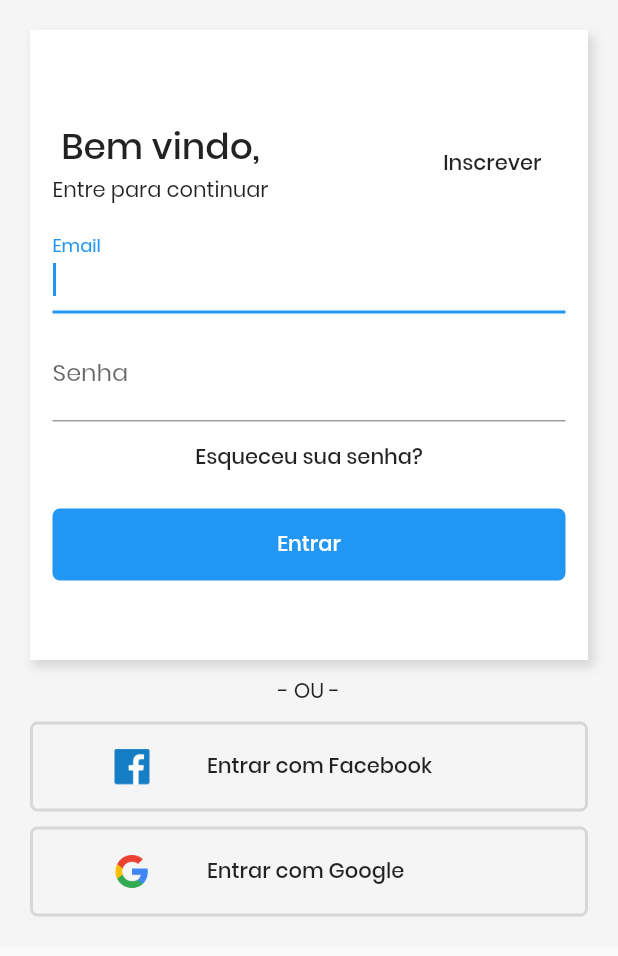
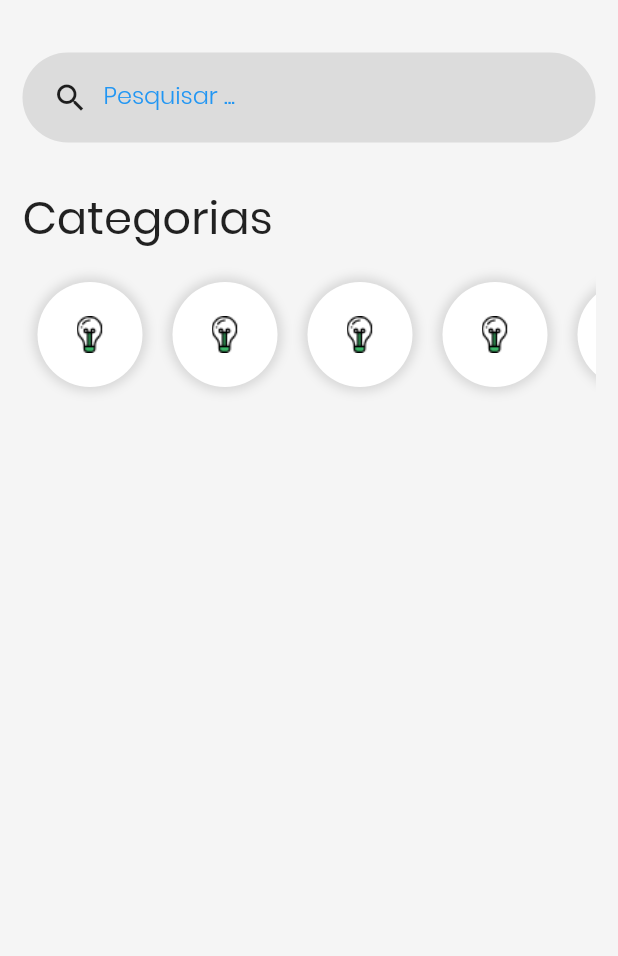
Before and after one commit to MagnoSantos/marketplace-flutter, a Flutter app: the screen it shows after launch, after a tap on "Entrar", on a phone screen of 412 x 824 dp. Shown: the top 956 px of the screen. Run offline on Flutter 3.47's test engine with Material 2 defaults, Android fonts, the phone set to English and light mode, and no system bars.

Commit message:
Altera tela de login e home page

```diff
--- a/marketplace/lib/main.dart
+++ b/marketplace/lib/main.dart
@@ -1,5 +1,5 @@
 import 'package:flutter/material.dart';
-import 'package:marketplace/pages/inscrever.page.dart';
+import 'package:marketplace/pages/home.page.dart';
 import 'package:marketplace/pages/login.page.dart';
 import 'package:marketplace/styles.dart';
 
--- /dev/null
+++ b/marketplace/lib/pages/home.page.dart
@@ -0,0 +1,125 @@
+import 'package:flutter/material.dart';
+
+class PaginaPrincipal extends StatelessWidget {
+  @override
+  Widget build(BuildContext context) {
+    return SafeArea(
+      child: Scaffold(
+        body: Container(
+          padding: EdgeInsets.all(15),
+          color: Color(0xFFF5F5F5F5),
+          child: Column(
+            crossAxisAlignment: CrossAxisAlignment.stretch,
+            children: <Widget>[
+              SizedBox(
+                height: 20,
+              ),
+              pesquisa(),
+              SizedBox(
+                height: 28,
+              ),
+              Text(
+                "Categorias",
+                style: TextStyle(
+                  fontSize: 30,
+                  fontWeight: FontWeight.w400,
+                ),
+              ),
+              SizedBox(
+                height: 10,
+              ),
+              Container(
+                height: 90,
+                child: listaCategorias(),
+              ),
+            ],
+          ),
+        ),
+      ),
+    );
+  }
+
+  Widget pesquisa() {
+    return Container(
+      height: 60,
+      padding: EdgeInsets.only(
+        left: 20,
+      ),
+      decoration: BoxDecoration(
+        color: Colors.black.withOpacity(0.1),
+        borderRadius: BorderRadius.all(
+          Radius.circular(128),
+        ),
+      ),
+      child: Row(
+        children: <Widget>[
+          Icon(Icons.search),
+          Container(
+            width: 300,
+            padding: EdgeInsets.only(
+              left: 10,
+            ),
+            child: TextFormField(
+              keyboardType: TextInputType.text,
+              decoration: InputDecoration(
+                border: InputBorder.none,
+                labelText: "Pesquisar ...",
+                labelStyle: TextStyle(
+                  color: Colors.blue,
+                  fontWeight: FontWeight.w300,
+                  fontSize: 16,
+                ),
+              ),
+              style: TextStyle(
+                color: Colors.blue,
+              ),
+            ),
+          ),
+        ],
+      ),
+    );
+  }
+
+  Widget listaCategorias() {
+    return Container(
+      child: ListView(
+        scrollDirection: Axis.horizontal,
+        children: <Widget>[
+          itemCategoria(),
+          itemCategoria(),
+          itemCategoria(),
+          itemCategoria(),
+          itemCategoria(),
+        ],
+      ),
+    );
+  }
+
+  Widget itemCategoria() {
+    return Container(
+      width: 70,
+      height: 70,
+      margin: EdgeInsets.all(10),
+      padding: EdgeInsets.all(10),
+      decoration: BoxDecoration(
+        color: Colors.white,
+        boxShadow: [
+          new BoxShadow(
+            color: Colors.black12,
+            blurRadius: 5,
+            spreadRadius: 3,
+          ),
+        ],
+        borderRadius: BorderRadius.all(
+          Radius.circular(64),
+        ),
+      ),
+      child: FlatButton(
+        onPressed: () {},
+        child: Image.asset(
+          "assets/Icon_Devices.png",
+        ),
+      ),
+    );
+  }
+}
--- a/marketplace/lib/pages/login.page.dart
+++ b/marketplace/lib/pages/login.page.dart
@@ -1,4 +1,5 @@
 import 'package:flutter/material.dart';
+import 'package:marketplace/pages/home.page.dart';
 import 'package:marketplace/pages/inscrever.page.dart';
 
 class LoginPage extends StatelessWidget {
@@ -65,30 +66,22 @@ class LoginPage extends StatelessWidget {
                         SizedBox(
                           height: 10,
                         ),
-                        TextFormField(
-                          autofocus: true,
+                        TextField(
                           keyboardType: TextInputType.emailAddress,
                           decoration: InputDecoration(
-                            labelText: "Email",
-                            labelStyle: TextStyle(
-                              fontWeight: FontWeight.w400,
-                              fontSize: 16,
-                            ),
+                            icon: Icon(Icons.email),
+                            hintText: "E-mail",
                           ),
                         ),
                         SizedBox(
                           height: 10,
                         ),
-                        TextFormField(
-                          autofocus: true,
-                          keyboardType: TextInputType.text,
+                        TextField(
+                          keyboardType: TextInputType.emailAddress,
                           obscureText: true,
                           decoration: InputDecoration(
-                            labelText: "Senha",
-                            labelStyle: TextStyle(
-                              fontWeight: FontWeight.w400,
-                              fontSize: 16,
-                            ),
+                            icon: Icon(Icons.lock),
+                            hintText: "Senha",
                           ),
                         ),
                         FlatButton(
@@ -107,7 +100,14 @@ class LoginPage extends StatelessWidget {
                             ),
                           ),
                           child: FlatButton(
-                            onPressed: () {},
+                            onPressed: () {
+                              Navigator.push(
+                                context,
+                                MaterialPageRoute(
+                                  builder: (context) => PaginaPrincipal(),
+                                ),
+                              );
+                            },
                             child: Text(
                               "Entrar",
                               style: TextStyle(color: Colors.white),
```
